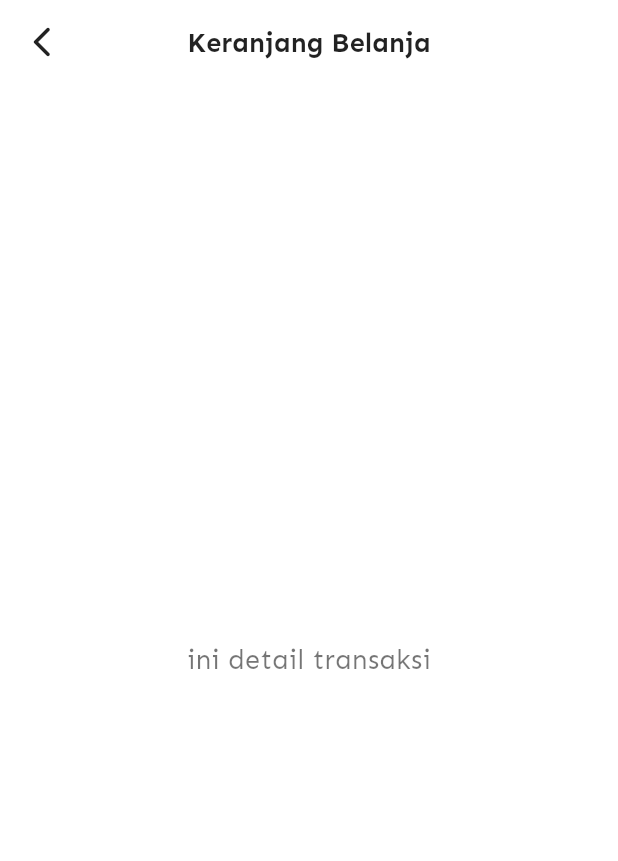
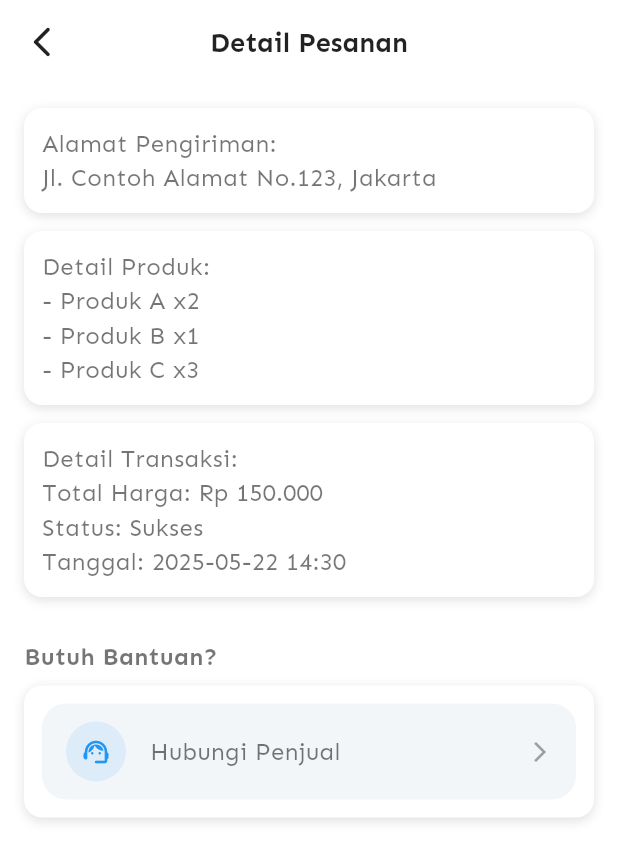
Before and after one commit to zaen-dotcom/golapak2, a Flutter app: the OrderDetailScreen screen opened directly, on a phone screen of 412 x 824 dp. Shown: the top 861 px of the screen. Run offline on Flutter 3.47's test engine with Material 3 defaults, Android fonts, the phone set to English and light mode, and no system bars; our stand-ins replace cached_network_image, font_awesome_flutter, shared_preferences, shimmer; accounts and stored records are empty.

Commit message:
detail fix

```diff
--- a/lib/screens/detail_order_screen.dart
+++ b/lib/screens/detail_order_screen.dart
@@ -1,7 +1,16 @@
 import 'package:flutter/material.dart';
+import '../components/box_container.dart';
+import '../components/menuitem.dart';
+import '../screens/profile/hubungikami.dart';
 
 class OrderDetailScreen extends StatelessWidget {
   const OrderDetailScreen({super.key});
+
+  void _navigateToContactSeller(BuildContext context) {
+    Navigator.of(
+      context,
+    ).push(MaterialPageRoute(builder: (_) => const ContactUsScreen()));
+  }
 
   @override
   Widget build(BuildContext context) {
@@ -11,7 +20,7 @@ class OrderDetailScreen extends StatelessWidget {
         elevation: 0,
         centerTitle: true,
         title: const Text(
-          'Keranjang Belanja',
+          'Detail Pesanan',
           style: TextStyle(
             color: Colors.black87,
             fontSize: 18,
@@ -26,8 +35,47 @@ class OrderDetailScreen extends StatelessWidget {
           onPressed: () => Navigator.pop(context),
         ),
       ),
-      body: const Center(
-        child: Text('ini detail transaksi', style: TextStyle(fontSize: 18)),
+      body: SingleChildScrollView(
+        padding: const EdgeInsets.all(16),
+        child: Column(
+          crossAxisAlignment: CrossAxisAlignment.start,
+          children: [
+            const WhiteBoxContainer(
+              child: Text(
+                'Alamat Pengiriman:\nJl. Contoh Alamat No.123, Jakarta',
+                style: TextStyle(fontSize: 16),
+              ),
+            ),
+            const WhiteBoxContainer(
+              child: Text(
+                'Detail Produk:\n- Produk A x2\n- Produk B x1\n- Produk C x3',
+                style: TextStyle(fontSize: 16),
+              ),
+            ),
+            const WhiteBoxContainer(
+              child: Text(
+                'Detail Transaksi:\nTotal Harga: Rp 150.000\nStatus: Sukses\nTanggal: 2025-05-22 14:30',
+                style: TextStyle(fontSize: 16),
+              ),
+            ),
+
+            const SizedBox(height: 16),
+            const Text(
+              'Butuh Bantuan?',
+              style: TextStyle(fontSize: 16, fontWeight: FontWeight.w600),
+            ),
+            const SizedBox(height: 8),
+
+            WhiteBoxContainer(
+              child: MenuItem(
+                icon: Icons.support_agent_rounded,
+                text: 'Hubungi Penjual',
+                iconColor: Colors.blue,
+                onTap: () => _navigateToContactSeller(context),
+              ),
+            ),
+          ],
+        ),
       ),
     );
   }
```
